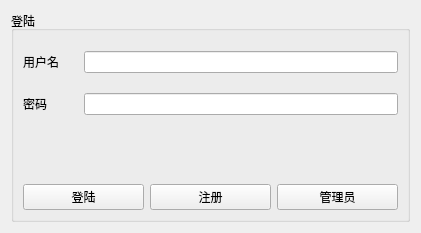
The window that ui_creator/login.ui (epocode/attendance_system) describes before a commit, drawn with Qt 5.
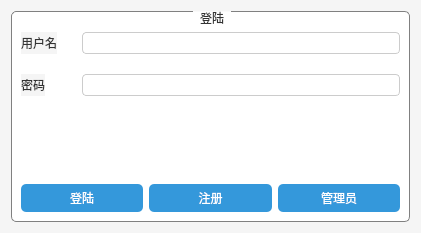
The same window after the commit.

```diff
--- a/ui_creator/login.ui
+++ b/ui_creator/login.ui
@@ -13,6 +13,120 @@
   <property name="windowTitle">
    <string>Form</string>
   </property>
+  <property name="styleSheet">
+   <string notr="true">/* 整体背景与字体设置 */
+QWidget {
+    /* 背景色，可以根据需要调整 */
+    background-color: #F5F5F5;
+    
+    /* 字体设置，可换成你需要的字体和大小 */
+    font-family: &quot;微软雅黑&quot;;
+    font-size: 12px;
+}
+
+QPushButton[class=&quot;custom-btn&quot;] {
+        background: qlineargradient(x1:0, y1:0, x2:0, y2:1,
+            stop:0 #ffffff, stop:1 #f0f0f0);
+        border: 1px solid #ddd;
+        border-radius: 4px;
+        padding: 5px;
+        min-width: 80px;
+        transition: all 0.2s;
+    }
+
+    /* 悬停状态 */
+    QPushButton[class=&quot;custom-btn&quot;]:hover {
+        background: qlineargradient(x1:0, y1:0, x2:0, y2:1,
+            stop:0 #f8f8f8, stop:1 #e0e0e0);
+        border-color: #ccc;
+    }
+
+    /* 按下状态 */
+    QPushButton[class=&quot;custom-btn&quot;]:pressed {
+        background: qlineargradient(x1:0, y1:0, x2:0, y2:1,
+            stop:0 #e0e0e0, stop:1 #d0d0d0);
+    }
+
+
+/* 按钮基础样式 */
+QPushButton {
+    background-color: #3498db; /* 主色调 */
+    color: #ffffff;           /* 文字颜色 */
+    border-radius: 5px;       /* 圆角 */
+    padding: 5px 10px;        /* 内边距 */
+    border: none;             /* 无边框 */
+}
+
+/* 按钮鼠标悬停与点击效果 */
+QPushButton:hover {
+    background-color: #2980b9;
+}
+QPushButton:pressed {
+    background-color: #1f6391;
+}
+
+/* 文本输入框 */
+QLineEdit {
+    border: 1px solid #cccccc;
+    border-radius: 4px;
+    padding: 2px 4px;
+    background-color: #ffffff;
+    color: #333333;
+}
+
+/* 文本输入框获得焦点时边框高亮 */
+QLineEdit:focus {
+    border: 2px solid #3498db;
+}
+
+/* GroupBox 外观 */
+QGroupBox {
+    border: 1px solid gray; 
+    border-radius: 5px;     
+    margin-top: 1em;        
+    background-color: #ffffff;
+    /* 可以根据需要增加 padding、margin 等 */
+}
+
+/* GroupBox 标题的位置和样式 */
+QGroupBox:title {
+    subcontrol-origin: margin;
+    subcontrol-position: top center;
+    padding: 0 5px;
+    color: #333333;
+    font-weight: bold; /* 标题加粗 */
+}
+
+/* Label 基本样式（可选） */
+QLabel {
+    color: #333333;
+    font-size: 12px;
+}
+
+    /* 针对所有带 custom-btn 属性的 QPushButton */
+    QPushButton[class=&quot;custom-btn&quot;] {
+        background: qlineargradient(x1:0, y1:0, x2:0, y2:1,
+            stop:0 #ffffff, stop:1 #f0f0f0);
+        border: 1px solid #ddd;
+        border-radius: 4px;
+        padding: 5px;
+        min-width: 80px;
+        transition: all 0.2s;
+    }
+
+    /* 悬停状态 */
+    QPushButton[class=&quot;custom-btn&quot;]:hover {
+        background: qlineargradient(x1:0, y1:0, x2:0, y2:1,
+            stop:0 #f8f8f8, stop:1 #e0e0e0);
+        border-color: #ccc;
+    }
+
+    /* 按下状态 */
+    QPushButton[class=&quot;custom-btn&quot;]:pressed {
+        background: qlineargradient(x1:0, y1:0, x2:0, y2:1,
+            stop:0 #e0e0e0, stop:1 #d0d0d0);
+    }</string>
+  </property>
   <layout class="QVBoxLayout" name="verticalLayout_2">
    <item>
     <widget class="QGroupBox" name="groupBox">
```
